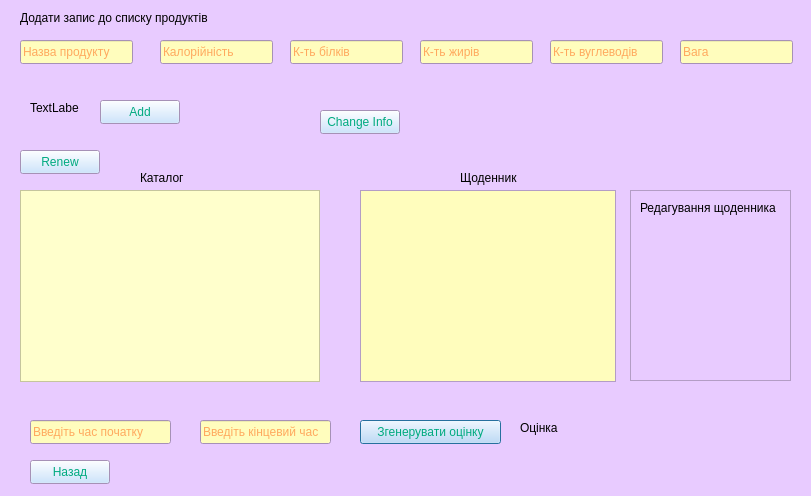
First picture: the form in foodform.ui, repository Stalkeroid13/Health_statistic, before the edit.
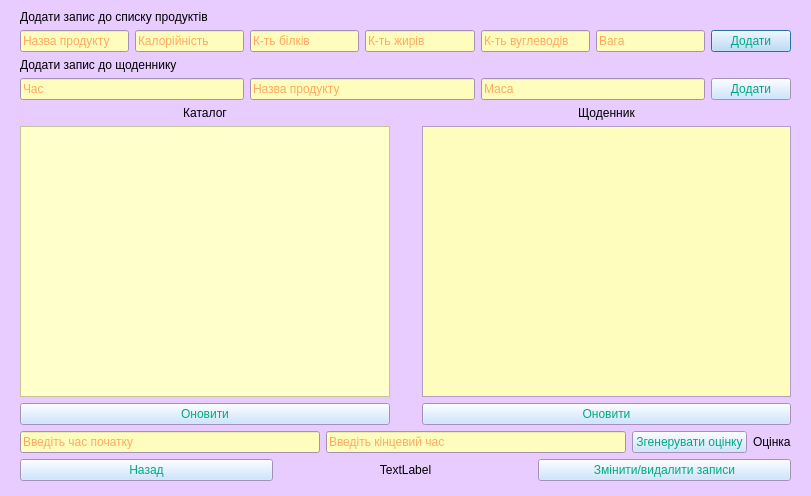
Second picture: the form after the edit.

```diff
--- a/foodform.ui
+++ b/foodform.ui
@@ -356,41 +356,128 @@
   <property name="windowTitle">
    <string>Харчування</string>
   </property>
+  <widget class="QWidget" name="verticalLayoutWidget">
+   <property name="geometry">
+    <rect>
+     <x>20</x>
+     <y>10</y>
+     <width>771</width>
+     <height>471</height>
+    </rect>
+   </property>
+   <layout class="QVBoxLayout" name="verticalLayout">
+    <item>
   <widget class="QLabel" name="label">
-   <property name="geometry">
-    <rect>
-     <x>20</x>
-     <y>10</y>
-     <width>201</width>
-     <height>16</height>
-    </rect>
-   </property>
    <property name="text">
     <string>Додати запис до списку продуктів</string>
    </property>
   </widget>
-  <widget class="QPushButton" name="pushButton">
-   <property name="geometry">
-    <rect>
-     <x>360</x>
-     <y>420</y>
-     <width>141</width>
-     <height>24</height>
-    </rect>
-   </property>
+    </item>
+    <item>
+     <layout class="QHBoxLayout" name="horizontalLayout">
+      <item>
+       <widget class="QLineEdit" name="lineEdit">
+        <property name="text">
+         <string/>
+        </property>
+        <property name="placeholderText">
+         <string>Назва продукту</string>
+        </property>
+       </widget>
+      </item>
+      <item>
+       <widget class="QLineEdit" name="lineEdit_2">
+        <property name="placeholderText">
+         <string>Калорійність</string>
+        </property>
+       </widget>
+      </item>
+      <item>
+       <widget class="QLineEdit" name="lineEdit_3">
+        <property name="placeholderText">
+         <string>К-ть білків</string>
+        </property>
+       </widget>
+      </item>
+      <item>
+       <widget class="QLineEdit" name="lineEdit_4">
+        <property name="placeholderText">
+         <string>К-ть жирів</string>
+        </property>
+       </widget>
+      </item>
+      <item>
+       <widget class="QLineEdit" name="lineEdit_5">
+        <property name="placeholderText">
+         <string>К-ть вуглеводів</string>
+        </property>
+       </widget>
+      </item>
+      <item>
+       <widget class="QLineEdit" name="lineEdit_6">
+        <property name="placeholderText">
+         <string>Вага</string>
+        </property>
+       </widget>
+      </item>
+      <item>
+       <widget class="QPushButton" name="pushButton_4">
    <property name="text">
-    <string>Згенерувати оцінку</string>
-   </property>
-  </widget>
+         <string>Додати</string>
+        </property>
+       </widget>
+      </item>
+     </layout>
+    </item>
+    <item>
+     <widget class="QLabel" name="label_6">
+      <property name="text">
+       <string>Додати запис до щоденнику</string>
+      </property>
+     </widget>
+    </item>
+    <item>
+     <layout class="QHBoxLayout" name="horizontalLayout_2">
+      <item>
+       <widget class="QLineEdit" name="lineEdit_10">
+        <property name="placeholderText">
+         <string>Час</string>
+        </property>
+       </widget>
+      </item>
+      <item>
+       <widget class="QLineEdit" name="lineEdit_9">
+        <property name="text">
+         <string/>
+        </property>
+        <property name="placeholderText">
+         <string>Назва продукту</string>
+        </property>
+       </widget>
+      </item>
+      <item>
+       <widget class="QLineEdit" name="lineEdit_14">
+        <property name="placeholderText">
+         <string>Маса</string>
+        </property>
+       </widget>
+      </item>
+      <item>
+       <widget class="QPushButton" name="pushButton_6">
+        <property name="text">
+         <string>Додати</string>
+        </property>
+       </widget>
+      </item>
+     </layout>
+    </item>
+    <item>
+     <layout class="QGridLayout" name="gridLayout">
+      <item row="1" column="2">
+       <widget class="QTableView" name="tableView_2"/>
+      </item>
+      <item row="1" column="0">
   <widget class="QTableView" name="tableView">
-   <property name="geometry">
-    <rect>
-     <x>20</x>
-     <y>190</y>
-     <width>300</width>
-     <height>192</height>
-    </rect>
-   </property>
    <property name="palette">
     <palette>
      <active>
@@ -521,234 +608,61 @@
 }</string>
    </property>
   </widget>
-  <widget class="QTableView" name="tableView_2">
-   <property name="geometry">
-    <rect>
-     <x>360</x>
-     <y>190</y>
-     <width>256</width>
-     <height>192</height>
-    </rect>
-   </property>
-  </widget>
-  <widget class="QLabel" name="label_2">
-   <property name="geometry">
-    <rect>
-     <x>140</x>
-     <y>170</y>
-     <width>49</width>
-     <height>16</height>
-    </rect>
-   </property>
-   <property name="text">
-    <string>Каталог</string>
-   </property>
-  </widget>
+      </item>
+      <item row="0" column="2">
   <widget class="QLabel" name="label_3">
-   <property name="geometry">
-    <rect>
-     <x>460</x>
-     <y>170</y>
-     <width>71</width>
-     <height>16</height>
-    </rect>
-   </property>
    <property name="text">
     <string>Щоденник</string>
    </property>
-  </widget>
-  <widget class="QLineEdit" name="lineEdit">
-   <property name="geometry">
-    <rect>
-     <x>20</x>
-     <y>40</y>
-     <width>113</width>
-     <height>24</height>
-    </rect>
-   </property>
-   <property name="text">
-    <string/>
-   </property>
-   <property name="placeholderText">
-    <string>Назва продукту</string>
-   </property>
-  </widget>
+        <property name="alignment">
+         <set>Qt::AlignmentFlag::AlignCenter</set>
+        </property>
+       </widget>
+      </item>
+      <item row="2" column="0">
   <widget class="QPushButton" name="pushButton_2">
-   <property name="geometry">
-    <rect>
-     <x>20</x>
-     <y>150</y>
-     <width>80</width>
-     <height>24</height>
-    </rect>
-   </property>
    <property name="text">
-    <string>Renew</string>
-   </property>
-  </widget>
-  <widget class="QLabel" name="label_4">
-   <property name="geometry">
-    <rect>
-     <x>30</x>
-     <y>100</y>
-     <width>49</width>
-     <height>16</height>
-    </rect>
-   </property>
-   <property name="palette">
-    <palette>
-     <active>
-      <colorrole role="Midlight">
-       <brush brushstyle="SolidPattern">
-        <color alpha="255">
-         <red>0</red>
-         <green>0</green>
-         <blue>0</blue>
-        </color>
-       </brush>
-      </colorrole>
-     </active>
-     <inactive>
-      <colorrole role="Midlight">
-       <brush brushstyle="SolidPattern">
-        <color alpha="255">
-         <red>0</red>
-         <green>0</green>
-         <blue>0</blue>
-        </color>
-       </brush>
-      </colorrole>
-     </inactive>
-     <disabled>
-      <colorrole role="Midlight">
-       <brush brushstyle="SolidPattern">
-        <color alpha="255">
-         <red>0</red>
-         <green>0</green>
-         <blue>0</blue>
-        </color>
-       </brush>
-      </colorrole>
-     </disabled>
-    </palette>
-   </property>
+         <string>Оновити</string>
+        </property>
+       </widget>
+      </item>
+      <item row="0" column="0">
+       <widget class="QLabel" name="label_2">
    <property name="text">
-    <string>TextLabel</string>
-   </property>
-  </widget>
-  <widget class="QLineEdit" name="lineEdit_2">
-   <property name="geometry">
-    <rect>
-     <x>160</x>
-     <y>40</y>
-     <width>113</width>
-     <height>24</height>
-    </rect>
-   </property>
-   <property name="placeholderText">
-    <string>Калорійність</string>
-   </property>
-  </widget>
-  <widget class="QLineEdit" name="lineEdit_3">
-   <property name="geometry">
-    <rect>
-     <x>290</x>
-     <y>40</y>
-     <width>113</width>
-     <height>24</height>
-    </rect>
-   </property>
-   <property name="placeholderText">
-    <string>К-ть білків</string>
-   </property>
-  </widget>
-  <widget class="QLineEdit" name="lineEdit_4">
-   <property name="geometry">
-    <rect>
-     <x>420</x>
-     <y>40</y>
-     <width>113</width>
-     <height>24</height>
-    </rect>
-   </property>
-   <property name="placeholderText">
-    <string>К-ть жирів</string>
-   </property>
-  </widget>
-  <widget class="QLineEdit" name="lineEdit_5">
-   <property name="geometry">
-    <rect>
-     <x>550</x>
-     <y>40</y>
-     <width>113</width>
-     <height>24</height>
-    </rect>
-   </property>
-   <property name="placeholderText">
-    <string>К-ть вуглеводів</string>
-   </property>
-  </widget>
-  <widget class="QLineEdit" name="lineEdit_6">
-   <property name="geometry">
-    <rect>
-     <x>680</x>
-     <y>40</y>
-     <width>113</width>
-     <height>24</height>
-    </rect>
-   </property>
-   <property name="placeholderText">
-    <string>Вага</string>
-   </property>
-  </widget>
-  <widget class="QPushButton" name="pushButton_3">
-   <property name="geometry">
-    <rect>
-     <x>30</x>
-     <y>460</y>
-     <width>80</width>
-     <height>24</height>
-    </rect>
-   </property>
+         <string>Каталог</string>
+        </property>
+        <property name="alignment">
+         <set>Qt::AlignmentFlag::AlignCenter</set>
+        </property>
+       </widget>
+      </item>
+      <item row="0" column="1">
+       <widget class="QLabel" name="label_7">
    <property name="text">
-    <string>Назад</string>
-   </property>
-  </widget>
-  <widget class="QLabel" name="label_5">
-   <property name="geometry">
-    <rect>
-     <x>520</x>
-     <y>420</y>
-     <width>49</width>
-     <height>16</height>
-    </rect>
-   </property>
+         <string>      </string>
+        </property>
+       </widget>
+      </item>
+      <item row="2" column="2">
+       <widget class="QPushButton" name="pushButton_7">
    <property name="text">
-    <string>Оцінка</string>
-   </property>
-  </widget>
+         <string>Оновити</string>
+        </property>
+       </widget>
+      </item>
+     </layout>
+    </item>
+    <item>
+     <layout class="QHBoxLayout" name="horizontalLayout_3">
+      <item>
   <widget class="QLineEdit" name="lineEdit_7">
-   <property name="geometry">
-    <rect>
-     <x>30</x>
-     <y>420</y>
-     <width>141</width>
-     <height>24</height>
-    </rect>
-   </property>
    <property name="placeholderText">
     <string>Введіть час початку</string>
    </property>
   </widget>
+      </item>
+      <item>
   <widget class="QLineEdit" name="lineEdit_8">
-   <property name="geometry">
-    <rect>
-     <x>200</x>
-     <y>420</y>
-     <width>131</width>
-     <height>24</height>
-    </rect>
-   </property>
    <property name="text">
     <string/>
    </property>
@@ -756,60 +670,89 @@
     <string>Введіть кінцевий час</string>
    </property>
   </widget>
-  <widget class="QFrame" name="frame">
-   <property name="geometry">
-    <rect>
-     <x>630</x>
-     <y>190</y>
-     <width>161</width>
-     <height>191</height>
-    </rect>
-   </property>
-   <property name="frameShape">
-    <enum>QFrame::Shape::StyledPanel</enum>
-   </property>
-   <property name="frameShadow">
-    <enum>QFrame::Shadow::Raised</enum>
-   </property>
-   <widget class="QLabel" name="label_6">
-    <property name="geometry">
-     <rect>
-      <x>10</x>
-      <y>10</y>
-      <width>141</width>
-      <height>16</height>
-     </rect>
-    </property>
+      </item>
+      <item>
+       <widget class="QPushButton" name="pushButton">
+        <property name="text">
+         <string>Згенерувати оцінку</string>
+        </property>
+       </widget>
+      </item>
+      <item>
+       <widget class="QLabel" name="label_5">
+        <property name="text">
+         <string>Оцінка</string>
+        </property>
+       </widget>
+      </item>
+     </layout>
+    </item>
+    <item>
+     <layout class="QHBoxLayout" name="horizontalLayout_4">
+      <item>
+       <widget class="QPushButton" name="pushButton_3">
     <property name="text">
-     <string>Редагування щоденника</string>
-    </property>
-   </widget>
-  </widget>
-  <widget class="QPushButton" name="pushButton_4">
-   <property name="geometry">
-    <rect>
-     <x>100</x>
-     <y>100</y>
-     <width>80</width>
-     <height>24</height>
-    </rect>
+         <string>Назад</string>
+        </property>
+       </widget>
+      </item>
+      <item>
+       <widget class="QLabel" name="label_4">
+        <property name="palette">
+         <palette>
+          <active>
+           <colorrole role="Midlight">
+            <brush brushstyle="SolidPattern">
+             <color alpha="255">
+              <red>0</red>
+              <green>0</green>
+              <blue>0</blue>
+             </color>
+            </brush>
+           </colorrole>
+          </active>
+          <inactive>
+           <colorrole role="Midlight">
+            <brush brushstyle="SolidPattern">
+             <color alpha="255">
+              <red>0</red>
+              <green>0</green>
+              <blue>0</blue>
+             </color>
+            </brush>
+           </colorrole>
+          </inactive>
+          <disabled>
+           <colorrole role="Midlight">
+            <brush brushstyle="SolidPattern">
+             <color alpha="255">
+              <red>0</red>
+              <green>0</green>
+              <blue>0</blue>
+             </color>
+            </brush>
+           </colorrole>
+          </disabled>
+         </palette>
    </property>
    <property name="text">
-    <string>Add</string>
-   </property>
-  </widget>
+         <string>TextLabel</string>
+        </property>
+        <property name="alignment">
+         <set>Qt::AlignmentFlag::AlignCenter</set>
+        </property>
+       </widget>
+      </item>
+      <item>
   <widget class="QPushButton" name="pushButton_5">
-   <property name="geometry">
-    <rect>
-     <x>320</x>
-     <y>110</y>
-     <width>80</width>
-     <height>24</height>
-    </rect>
-   </property>
    <property name="text">
-    <string>Change Info</string>
-   </property>
+         <string>Змінити/видалити записи</string>
+        </property>
+       </widget>
+      </item>
+     </layout>
+    </item>
+   </layout>
   </widget>
  </widget>
  <resources/>
```
Lines whose indentation alone changed are shown as unchanged.
